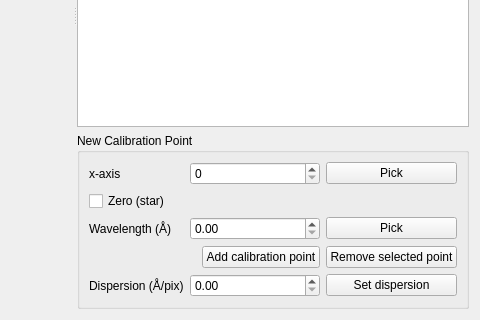
Qt form ui/calibrate_spectrum.ui (GuLinux/PySpectrum) before a commit; both pictures show x 261 to 741 and y 291 to 611 of the 741 by 611 pixel window.
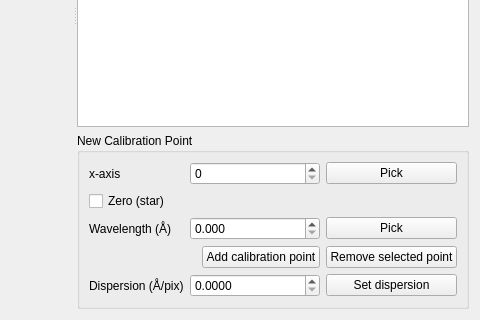
The same form after that commit. Icons and pictures are not drawn.

Commit message: other fixes; added slider for rotation

What changed in the file:
```diff
--- a/ui/calibrate_spectrum.ui
+++ b/ui/calibrate_spectrum.ui
@@ -127,7 +127,11 @@
            </widget>
           </item>
           <item row="4" column="1" colspan="3">
-           <widget class="QDoubleSpinBox" name="dispersion"/>
+           <widget class="QDoubleSpinBox" name="dispersion">
+            <property name="decimals">
+             <number>4</number>
+            </property>
+           </widget>
           </item>
           <item row="3" column="3">
            <widget class="QPushButton" name="add_calibration_point">
@@ -148,6 +152,9 @@
               <verstretch>0</verstretch>
              </sizepolicy>
             </property>
+            <property name="decimals">
+             <number>3</number>
+            </property>
             <property name="minimum">
              <double>0.000000000000000</double>
             </property>
```
The commit also changes 6 other files.
